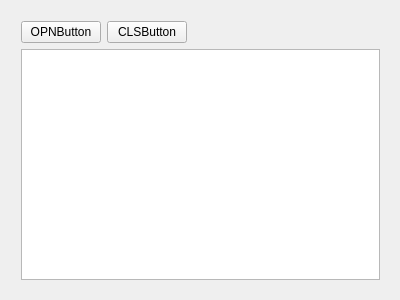
Old version of the form debuggerwidget.ui in the repository lerixism/uart_debugger.
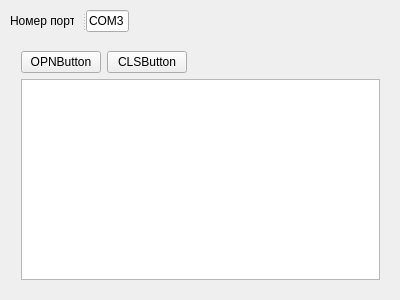
New version of the form.

Commit message: Добавлена логика ввода номера COM порта с формы. При пустом поле номер порта будет COM0.

What changed in the file:
```diff
--- a/debuggerwidget.ui
+++ b/debuggerwidget.ui
@@ -32,9 +32,9 @@
    <property name="geometry">
     <rect>
      <x>10</x>
-     <y>10</y>
+     <y>40</y>
      <width>381</width>
-     <height>281</height>
+     <height>251</height>
     </rect>
    </property>
    <layout class="QVBoxLayout" name="verticalLayout">
@@ -87,6 +87,62 @@
     </item>
    </layout>
   </widget>
+  <widget class="QSplitter" name="splitter">
+   <property name="geometry">
+    <rect>
+     <x>10</x>
+     <y>10</y>
+     <width>381</width>
+     <height>22</height>
+    </rect>
+   </property>
+   <property name="orientation">
+    <enum>Qt::Horizontal</enum>
+   </property>
+   <widget class="QLabel" name="label">
+    <property name="minimumSize">
+     <size>
+      <width>64</width>
+      <height>0</height>
+     </size>
+    </property>
+    <property name="maximumSize">
+     <size>
+      <width>64</width>
+      <height>16777215</height>
+     </size>
+    </property>
+    <property name="text">
+     <string>Номер порта</string>
+    </property>
+   </widget>
+   <widget class="QLineEdit" name="comNUM">
+    <property name="sizePolicy">
+     <sizepolicy hsizetype="Expanding" vsizetype="Fixed">
+      <horstretch>51</horstretch>
+      <verstretch>0</verstretch>
+     </sizepolicy>
+    </property>
+    <property name="maximumSize">
+     <size>
+      <width>51</width>
+      <height>16777215</height>
+     </size>
+    </property>
+    <property name="text">
+     <string>COM3</string>
+    </property>
+    <property name="maxLength">
+     <number>5</number>
+    </property>
+    <property name="frame">
+     <bool>true</bool>
+    </property>
+    <property name="clearButtonEnabled">
+     <bool>false</bool>
+    </property>
+   </widget>
+  </widget>
  </widget>
  <layoutdefault spacing="6" margin="11"/>
  <resources/>
```
The commit also changes 4 other files.
